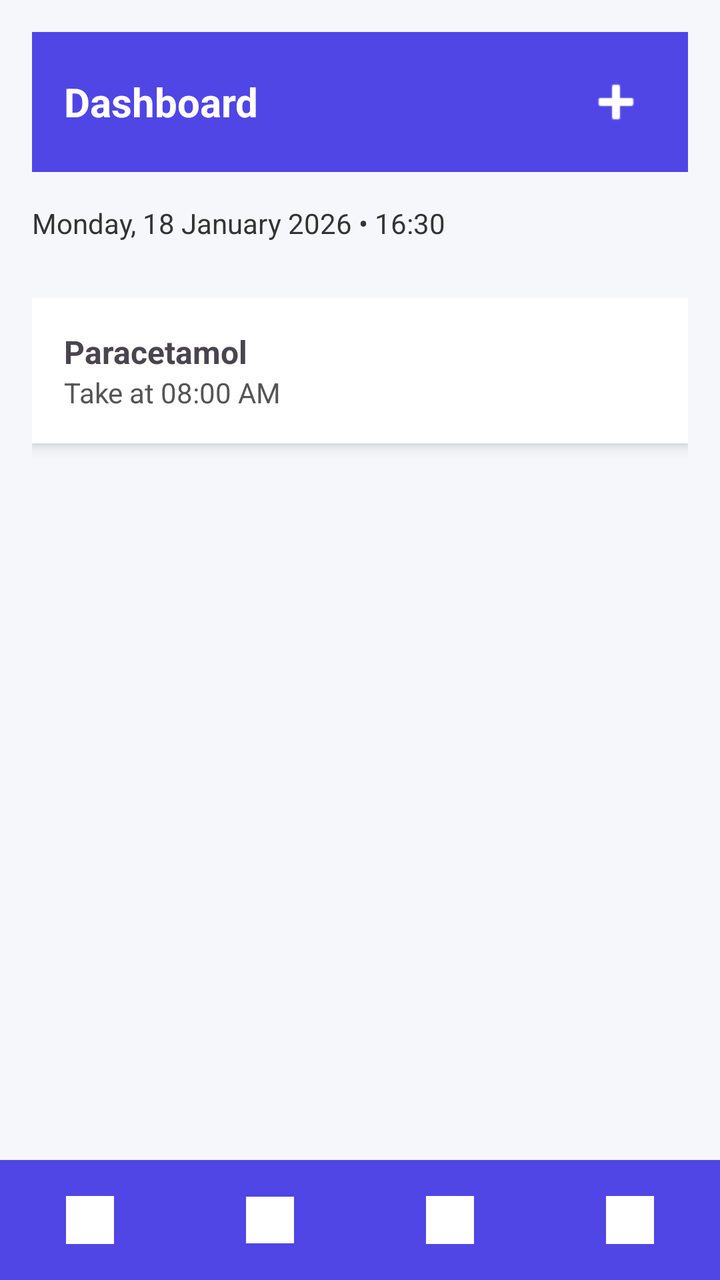
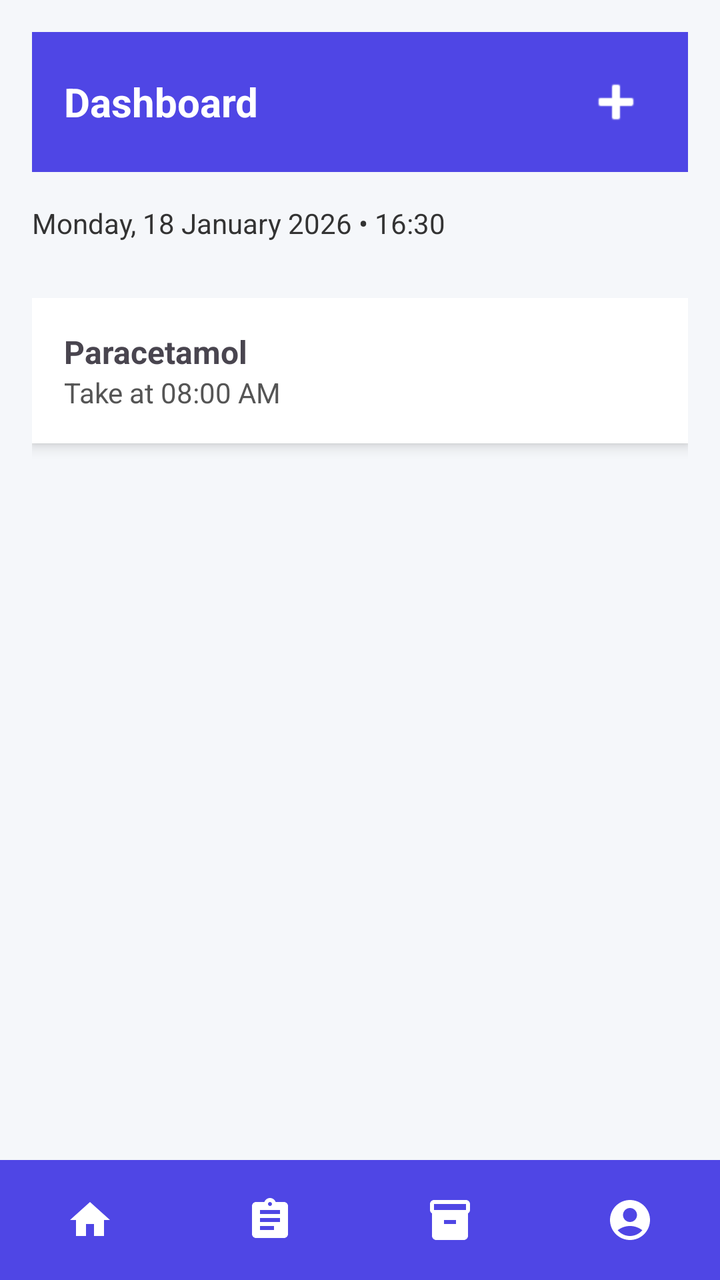

An Android layout rendered at two revisions. The XML below is the earlier revision; the diff shows what the commit changed to produce the second picture.
<!-- AndroidManifest.xml: application theme Theme.MediTrack -->
<!-- res/layout/activity_homepage.xml -->
<?xml version="1.0" encoding="utf-8"?>
<LinearLayout xmlns:android="http://schemas.android.com/apk/res/android"
    android:orientation="vertical"
    android:layout_width="match_parent"
    android:layout_height="match_parent"
    android:background="#F5F7FA">

    
    <LinearLayout
        android:layout_width="match_parent"
        android:layout_height="70dp"
        android:layout_margin="16dp"
        android:background="#4F46E5"
        android:padding="16dp"
        android:gravity="center_vertical"
        android:orientation="horizontal">

        <TextView
            android:layout_width="0dp"
            android:layout_height="wrap_content"
            android:layout_weight="1"
            android:text="Dashboard"
            android:textColor="#FFFFFF"
            android:textSize="20sp"
            android:textStyle="bold"/>

        <ImageButton
            android:id="@+id/btnAddMedication"
            android:layout_width="40dp"
            android:layout_height="40dp"
            android:background="@null"
            android:src="@android:drawable/ic_input_add"
            android:tint="#FFFFFF"
            android:contentDescription="Add Medication"/>
    </LinearLayout>

    
    <TextView
        android:id="@+id/txtAddHint"
        android:layout_width="wrap_content"
        android:layout_height="wrap_content"
        android:text="Add Medication"
        android:textColor="#555555"
        android:textSize="12sp"
        android:layout_gravity="end"
        android:layout_marginEnd="32dp"
        android:visibility="gone"/>

    
    <TextView
        android:id="@+id/txtDateTime"
        android:layout_width="wrap_content"
        android:layout_height="wrap_content"
        android:text="Monday, 18 January 2026 • 16:30"
        android:textSize="14sp"
        android:textColor="#333333"
        android:layout_marginStart="16dp"
        android:layout_marginBottom="12dp"/>

    
    <ScrollView
        android:layout_width="match_parent"
        android:layout_height="0dp"
        android:layout_weight="1">

        <LinearLayout
            android:layout_width="match_parent"
            android:layout_height="wrap_content"
            android:orientation="vertical"
            android:padding="16dp">

            
            <LinearLayout
                android:layout_width="match_parent"
                android:layout_height="wrap_content"
                android:background="#FFFFFF"
                android:padding="16dp"
                android:layout_marginBottom="12dp"
                android:elevation="4dp"
                android:orientation="vertical">

                <TextView
                    android:layout_width="wrap_content"
                    android:layout_height="wrap_content"
                    android:text="Paracetamol"
                    android:textSize="16sp"
                    android:textStyle="bold"/>

                <TextView
                    android:layout_width="wrap_content"
                    android:layout_height="wrap_content"
                    android:text="Take at 08:00 AM"
                    android:textColor="#555555"/>
            </LinearLayout>

        </LinearLayout>
    </ScrollView>

    
    <LinearLayout
        android:layout_width="match_parent"
        android:layout_height="60dp"
        android:background="#4F46E5"
        android:orientation="horizontal"
        android:weightSum="4">

        
        <LinearLayout
            android:layout_width="0dp"
            android:layout_height="match_parent"
            android:layout_weight="1"
            android:gravity="center"
            android:clickable="true"
            android:focusable="true">

            <ImageButton
                android:layout_width="24dp"
                android:layout_height="24dp"
                android:id="@+id/homeButton"
                android:src="@drawable/ic_homepage"
                android:contentDescription="Home "
                android:background="@null"
                android:scaleType="fitCenter"
                android:tint="#FFFFFF"/>
        </LinearLayout>

        
        <LinearLayout
            android:layout_width="0dp"
            android:layout_height="match_parent"
            android:layout_weight="1"
            android:gravity="center"
            android:clickable="true"
            android:focusable="true">

            <ImageButton
                android:layout_width="24dp"
                android:layout_height="24dp"
                android:id="@+id/recordsButton"
                android:src="@drawable/ic_records"
                android:contentDescription="Records"
                android:background="@null"
                android:scaleType="fitCenter"
                android:tint="#FFFFFF"/>
        </LinearLayout>

        
        <LinearLayout
            android:layout_width="0dp"
            android:layout_height="match_parent"
            android:layout_weight="1"
            android:gravity="center"
            android:clickable="true"
            android:focusable="true">

            <ImageButton
                android:layout_width="24dp"
                android:layout_height="24dp"
                android:id="@+id/inventoryButton"
                android:src="@drawable/ic_inventory"
                android:contentDescription="Inventory"
                android:background="@null"
                android:scaleType="fitCenter"
                android:tint="#FFFFFF"/>
        </LinearLayout>

        
        <LinearLayout
            android:layout_width="0dp"
            android:layout_height="match_parent"
            android:layout_weight="1"
            android:gravity="center"
            android:clickable="true"
            android:focusable="true">

            <ImageButton
                android:layout_width="24dp"
                android:layout_height="24dp"
                android:id="@+id/settingsButton"
                android:src="@drawable/ic_settings"
                android:contentDescription="Settings"
                android:background="@null"
                android:scaleType="fitCenter"
                android:tint="#FFFFFF"/>
        </LinearLayout>

    </LinearLayout>

</LinearLayout>
<!-- resources referenced by this layout -->
<resources>
  <!-- drawable ic_homepage: png bitmap (drawable, 2233 bytes) -->
  <!-- drawable ic_inventory: png bitmap (drawable, 2594 bytes) -->
  <!-- drawable ic_records: png bitmap (drawable, 11312 bytes) -->
  <!-- drawable ic_settings: png bitmap (drawable, 3429 bytes) -->
  <style name="Theme.MediTrack" parent="Base.Theme.MediTrack" />
  <style name="Base.Theme.MediTrack" parent="Theme.Material3.DayNight.NoActionBar">
          
          
      </style>
</resources>

<!-- the commit's change to res/layout/activity_homepage.xml (unified diff, before → after) -->
@@ -117,7 +117,7 @@
                 android:layout_width="24dp"
                 android:layout_height="24dp"
                 android:id="@+id/homeButton"
-                android:src="@drawable/ic_homepage"
+                android:src="@drawable/homepage"
                 android:contentDescription="Home "
                 android:background="@null"
                 android:scaleType="fitCenter"
@@ -137,7 +137,7 @@
                 android:layout_width="24dp"
                 android:layout_height="24dp"
                 android:id="@+id/recordsButton"
-                android:src="@drawable/ic_records"
+                android:src="@drawable/records"
                 android:contentDescription="Records"
                 android:background="@null"
                 android:scaleType="fitCenter"
@@ -157,7 +157,7 @@
                 android:layout_width="24dp"
                 android:layout_height="24dp"
                 android:id="@+id/inventoryButton"
-                android:src="@drawable/ic_inventory"
+                android:src="@drawable/inventory"
                 android:contentDescription="Inventory"
                 android:background="@null"
                 android:scaleType="fitCenter"
@@ -177,8 +177,8 @@
                 android:layout_width="24dp"
                 android:layout_height="24dp"
                 android:id="@+id/settingsButton"
-                android:src="@drawable/ic_settings"
-                android:contentDescription="Settings"
+                android:src="@drawable/profile"
+                android:contentDescription="Profile"
                 android:background="@null"
                 android:scaleType="fitCenter"
                 android:tint="#FFFFFF"/>
<!-- resource entries referenced after the edit -->
@@ -1,9 +1,29 @@
 <!-- resources referenced by this layout -->
 <resources>
-  <!-- drawable ic_homepage: png bitmap (drawable, 2233 bytes) -->
-  <!-- drawable ic_inventory: png bitmap (drawable, 2594 bytes) -->
-  <!-- drawable ic_records: png bitmap (drawable, 11312 bytes) -->
-  <!-- drawable ic_settings: png bitmap (drawable, 3429 bytes) -->
+  <!-- drawable homepage (drawable) -->
+  <vector xmlns:android="http://schemas.android.com/apk/res/android" android:height="24dp" android:tint="#000000" android:viewportHeight="24" android:viewportWidth="24" android:width="24dp">
+        
+      <path android:fillColor="@android:color/white" android:pathData="M10,20v-6h4v6h5v-8h3L12,3 2,12h3v8z"/>
+      
+  </vector>
+  <!-- drawable inventory (drawable) -->
+  <vector xmlns:android="http://schemas.android.com/apk/res/android" android:height="24dp" android:tint="#000000" android:viewportHeight="24" android:viewportWidth="24" android:width="24dp">
+        
+      <path android:fillColor="@android:color/white" android:pathData="M20,2L4,2c-1,0 -2,0.9 -2,2v3.01c0,0.72 0.43,1.34 1,1.69L3,20c0,1.1 1.1,2 2,2h14c0.9,0 2,-0.9 2,-2L21,8.7c0.57,-0.35 1,-0.97 1,-1.69L22,4c0,-1.1 -1,-2 -2,-2zM15,14L9,14v-2h6v2zM20,7L4,7L4,4l16,-0.02L20,7z"/>
+      
+  </vector>
+  <!-- drawable profile (drawable) -->
+  <vector xmlns:android="http://schemas.android.com/apk/res/android" android:height="24dp" android:tint="#000000" android:viewportHeight="24" android:viewportWidth="24" android:width="24dp">
+        
+      <path android:fillColor="@android:color/white" android:pathData="M12,2C6.48,2 2,6.48 2,12s4.48,10 10,10s10,-4.48 10,-10S17.52,2 12,2zM12,6c1.93,0 3.5,1.57 3.5,3.5S13.93,13 12,13s-3.5,-1.57 -3.5,-3.5S10.07,6 12,6zM12,20c-2.03,0 -4.43,-0.82 -6.14,-2.88C7.55,15.8 9.68,15 12,15s4.45,0.8 6.14,2.12C16.43,19.18 14.03,20 12,20z"/>
+      
+  </vector>
+  <!-- drawable records (drawable) -->
+  <vector xmlns:android="http://schemas.android.com/apk/res/android" android:autoMirrored="true" android:height="24dp" android:tint="#000000" android:viewportHeight="24" android:viewportWidth="24" android:width="24dp">
+        
+      <path android:fillColor="@android:color/white" android:pathData="M19,3h-4.18C14.4,1.84 13.3,1 12,1c-1.3,0 -2.4,0.84 -2.82,2L5,3c-1.1,0 -2,0.9 -2,2v14c0,1.1 0.9,2 2,2h14c1.1,0 2,-0.9 2,-2L21,5c0,-1.1 -0.9,-2 -2,-2zM12,3c0.55,0 1,0.45 1,1s-0.45,1 -1,1 -1,-0.45 -1,-1 0.45,-1 1,-1zM14,17L7,17v-2h7v2zM17,13L7,13v-2h10v2zM17,9L7,9L7,7h10v2z"/>
+      
+  </vector>
   <style name="Theme.MediTrack" parent="Base.Theme.MediTrack" />
   <style name="Base.Theme.MediTrack" parent="Theme.Material3.DayNight.NoActionBar">
           
